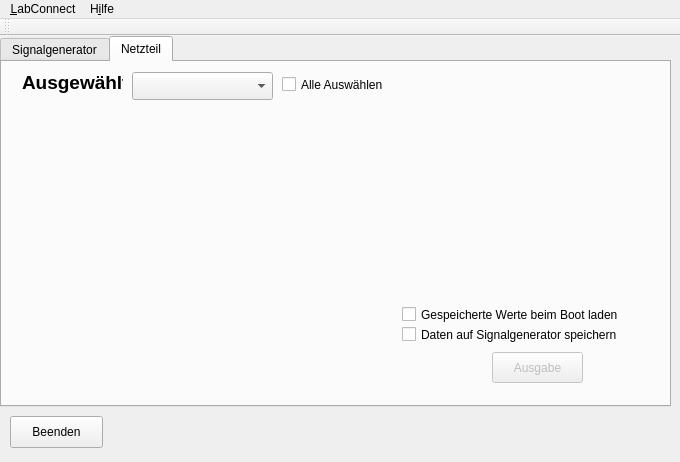
First picture: the form in LabConnect.ui, repository LabConnect/Interface, before the edit.
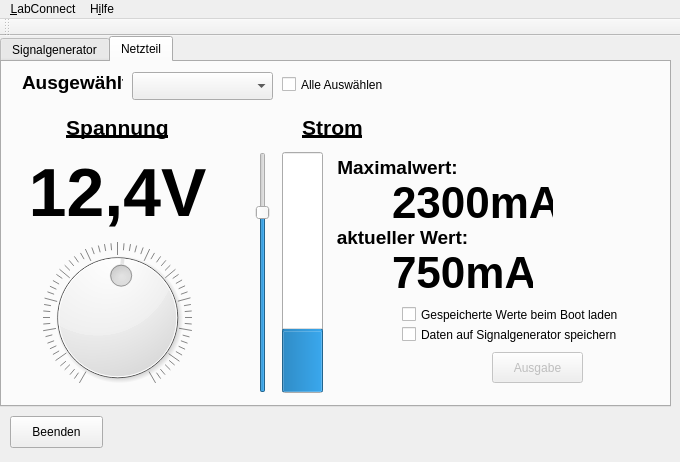
Second picture: the form after the edit. The open tabs and pages were chosen to show the change.

Commit message: add some suggestions for the Power Supply interface

What changed in the file:
```diff
--- a/LabConnect.ui
+++ b/LabConnect.ui
@@ -608,6 +608,237 @@
        <string>Gespeicherte Werte beim Boot laden</string>
       </property>
      </widget>
+     <widget class="QDial" name="dial_voltage">
+      <property name="geometry">
+       <rect>
+        <x>30</x>
+        <y>180</y>
+        <width>171</width>
+        <height>151</height>
+       </rect>
+      </property>
+      <property name="maximum">
+       <number>240</number>
+      </property>
+      <property name="value">
+       <number>124</number>
+      </property>
+      <property name="invertedAppearance">
+       <bool>false</bool>
+      </property>
+      <property name="invertedControls">
+       <bool>false</bool>
+      </property>
+      <property name="wrapping">
+       <bool>false</bool>
+      </property>
+      <property name="notchTarget">
+       <double>4.000000000000000</double>
+      </property>
+      <property name="notchesVisible">
+       <bool>true</bool>
+      </property>
+     </widget>
+     <widget class="QSlider" name="verticalSlider">
+      <property name="geometry">
+       <rect>
+        <x>250</x>
+        <y>90</y>
+        <width>21</width>
+        <height>241</height>
+       </rect>
+      </property>
+      <property name="maximum">
+       <number>3000</number>
+      </property>
+      <property name="value">
+       <number>2300</number>
+      </property>
+      <property name="orientation">
+       <enum>Qt::Vertical</enum>
+      </property>
+     </widget>
+     <widget class="QProgressBar" name="current_bar">
+      <property name="geometry">
+       <rect>
+        <x>280</x>
+        <y>90</y>
+        <width>41</width>
+        <height>241</height>
+       </rect>
+      </property>
+      <property name="maximum">
+       <number>3000</number>
+      </property>
+      <property name="value">
+       <number>750</number>
+      </property>
+      <property name="textVisible">
+       <bool>false</bool>
+      </property>
+      <property name="orientation">
+       <enum>Qt::Vertical</enum>
+      </property>
+     </widget>
+     <widget class="QLabel" name="label_10">
+      <property name="geometry">
+       <rect>
+        <x>30</x>
+        <y>50</y>
+        <width>171</width>
+        <height>31</height>
+       </rect>
+      </property>
+      <property name="font">
+       <font>
+        <pointsize>16</pointsize>
+        <weight>75</weight>
+        <bold>true</bold>
+        <underline>true</underline>
+        <strikeout>false</strikeout>
+        <kerning>true</kerning>
+       </font>
+      </property>
+      <property name="text">
+       <string>Spannung</string>
+      </property>
+      <property name="alignment">
+       <set>Qt::AlignCenter</set>
+      </property>
+     </widget>
+     <widget class="QLabel" name="label_11">
+      <property name="geometry">
+       <rect>
+        <x>280</x>
+        <y>50</y>
+        <width>101</width>
+        <height>31</height>
+       </rect>
+      </property>
+      <property name="font">
+       <font>
+        <pointsize>16</pointsize>
+        <weight>75</weight>
+        <bold>true</bold>
+        <underline>true</underline>
+       </font>
+      </property>
+      <property name="text">
+       <string>Strom</string>
+      </property>
+      <property name="alignment">
+       <set>Qt::AlignCenter</set>
+      </property>
+     </widget>
+     <widget class="QLabel" name="label_12">
+      <property name="geometry">
+       <rect>
+        <x>330</x>
+        <y>90</y>
+        <width>131</width>
+        <height>31</height>
+       </rect>
+      </property>
+      <property name="font">
+       <font>
+        <pointsize>14</pointsize>
+        <weight>75</weight>
+        <bold>true</bold>
+       </font>
+      </property>
+      <property name="text">
+       <string>Maximalwert:</string>
+      </property>
+      <property name="alignment">
+       <set>Qt::AlignCenter</set>
+      </property>
+     </widget>
+     <widget class="QLabel" name="label_13">
+      <property name="geometry">
+       <rect>
+        <x>330</x>
+        <y>160</y>
+        <width>141</width>
+        <height>31</height>
+       </rect>
+      </property>
+      <property name="font">
+       <font>
+        <pointsize>14</pointsize>
+        <weight>75</weight>
+        <bold>true</bold>
+       </font>
+      </property>
+      <property name="text">
+       <string>aktueller Wert:</string>
+      </property>
+      <property name="alignment">
+       <set>Qt::AlignCenter</set>
+      </property>
+     </widget>
+     <widget class="QLabel" name="label_14">
+      <property name="geometry">
+       <rect>
+        <x>390</x>
+        <y>120</y>
+        <width>161</width>
+        <height>41</height>
+       </rect>
+      </property>
+      <property name="font">
+       <font>
+        <pointsize>33</pointsize>
+        <weight>75</weight>
+        <bold>true</bold>
+       </font>
+      </property>
+      <property name="text">
+       <string>2300mA</string>
+      </property>
+     </widget>
+     <widget class="QLabel" name="label_15">
+      <property name="geometry">
+       <rect>
+        <x>390</x>
+        <y>190</y>
+        <width>141</width>
+        <height>41</height>
+       </rect>
+      </property>
+      <property name="font">
+       <font>
+        <pointsize>33</pointsize>
+        <weight>75</weight>
+        <bold>true</bold>
+       </font>
+      </property>
+      <property name="text">
+       <string>750mA</string>
+      </property>
+     </widget>
+     <widget class="QLabel" name="label_16">
+      <property name="geometry">
+       <rect>
+        <x>20</x>
+        <y>90</y>
+        <width>191</width>
+        <height>81</height>
+       </rect>
+      </property>
+      <property name="font">
+       <font>
+        <pointsize>51</pointsize>
+        <weight>75</weight>
+        <bold>true</bold>
+       </font>
+      </property>
+      <property name="text">
+       <string>12,4V</string>
+      </property>
+      <property name="alignment">
+       <set>Qt::AlignCenter</set>
+      </property>
+     </widget>
     </widget>
    </widget>
    <widget class="QPushButton" name="pushButton_2">
```
Left out of the diff: 5 changed lines with no effect on the pictures. The commit also changes 2 other files.
